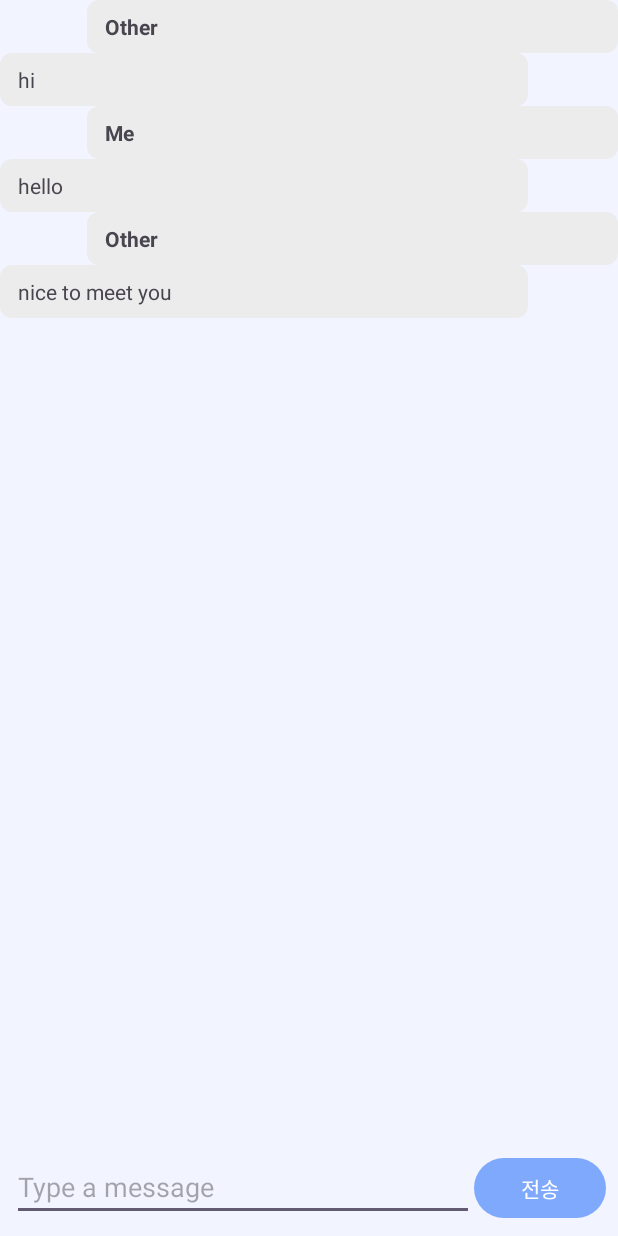
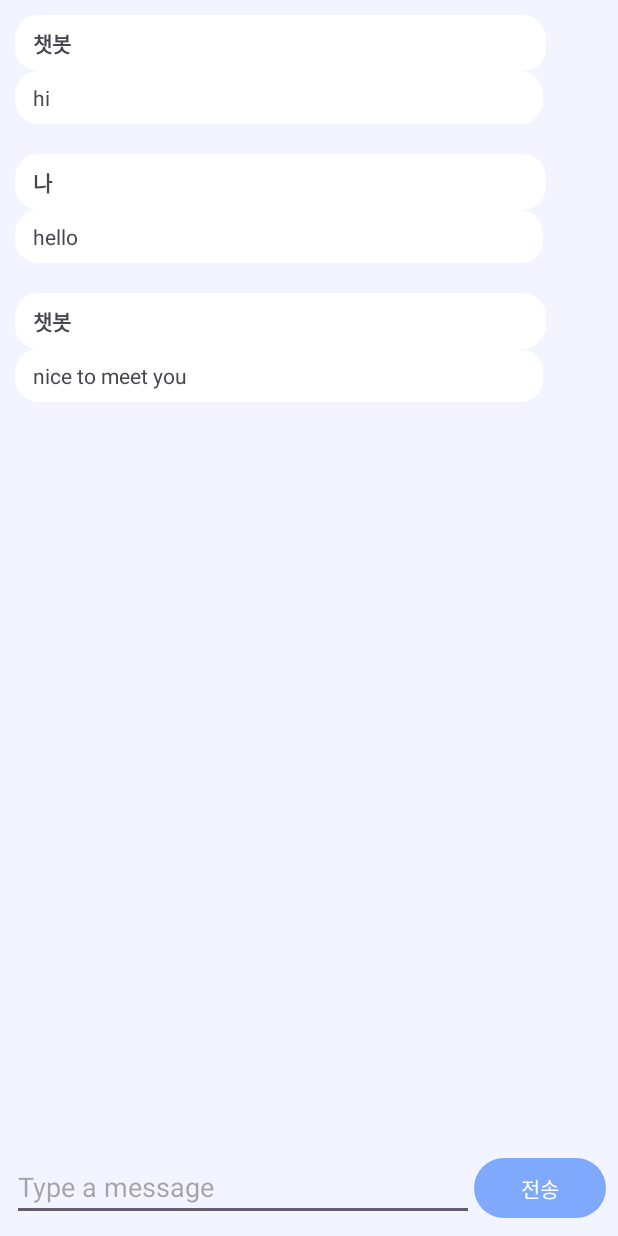
Before and after one commit to HANIUM-MindFriend/mindfriend-front, an Android app: the MessageActivity screen opened directly, with no data from a screen before it, on a phone screen of 412 x 824 dp. Run offline under Robolectric (Android 15) with nearby library versions, the phone set to English and light mode, and no system bars.

Commit message:
feat: 채팅 메세지박스(정렬 못함)

```diff
--- a/app/src/main/java/com/example/mindfriendfront/MessageActivity.kt
+++ b/app/src/main/java/com/example/mindfriendfront/MessageActivity.kt
@@ -29,15 +29,15 @@ class MessageActivity : AppCompatActivity() {
             Toast.makeText(applicationContext, "버튼이 눌렸네요", Toast.LENGTH_SHORT).show()
             val message = messageEditText.text.toString().trim()
             if (message.isNotEmpty()) {
-                addMessage("Me", message)
+                addMessage("나", message)
                 messageEditText.text.clear()
             }
         }
 
         // 가상의 메시지로 초기화
-        addMessage("Other", "hi")
-        addMessage("Me", "hello")
-        addMessage("Other", "nice to meet you")
+        addMessage("챗봇", "hi")
+        addMessage("나", "hello")
+        addMessage("챗봇", "nice to meet you")
     }
 
     private fun addMessage(sender: String, message: String) {
--- a/app/src/main/res/drawable/message_box.xml
+++ b/app/src/main/res/drawable/message_box.xml
@@ -1,6 +1,6 @@
 <shape xmlns:android="http://schemas.android.com/apk/res/android">
-    <solid android:color="#ECECEC" />
-    <corners android:radius="8dp" />
+    <solid android:color="#FFFFFF" />
+    <corners android:radius="15dp" />
     <padding
         android:left="12dp"
         android:top="8dp"
--- a/app/src/main/res/layout/activity_message_item.xml
+++ b/app/src/main/res/layout/activity_message_item.xml
@@ -1,23 +1,27 @@
-<LinearLayout
+<RelativeLayout
     xmlns:android="http://schemas.android.com/apk/res/android"
     android:layout_width="match_parent"
+    android:layout_height="wrap_content">
+
+    <RelativeLayout
+        android:layout_width="match_parent"
         android:layout_height="wrap_content"
-    android:orientation="vertical">
+        android:layout_margin="10dp"
+        android:layout_marginBottom="16dp">
 
         <TextView
             android:id="@+id/senderTextView"
             android:layout_width="354dp"
             android:layout_height="wrap_content"
             android:background="@drawable/message_box"
-        android:textStyle="bold"
-        android:layout_gravity="end"
-        android:marginRight="0dp" />
-
+            android:textStyle="bold" />
 
         <TextView
             android:id="@+id/messageTextView"
             android:layout_width="352dp"
             android:layout_height="wrap_content"
-        android:background="@drawable/message_box" />
+            android:background="@drawable/message_box"
+            android:layout_below="@id/senderTextView" />
+    </RelativeLayout>
 
-</LinearLayout>
+</RelativeLayout>
```
Lines whose indentation alone changed are shown as unchanged.
